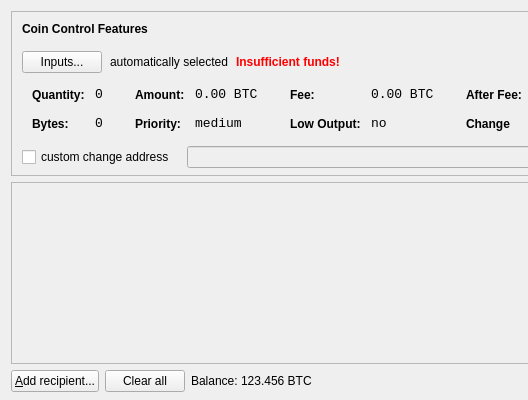
Old version of the form src/qt/forms/sendcoinsdialog.ui in the repository Peerunity/Peerunity; both pictures show x 0 to 528 and y 0 to 400 of the 850 by 400 pixel window.
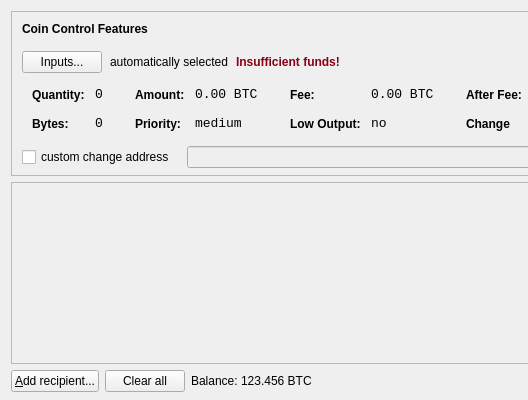
New version of the form. Icons and pictures are not drawn.

Commit message:
Created Peerunity Theme.  Contains new icons, modification to global color constants, and some edits to bitcoingui.ccp to load the stylesheets and new fonts.  Packaged with WeblySleek UI Normal font and Font Awesome icons.
Updated QSS and Changed Toolbar Properties

Updating Overview Page

Finished OverviewPage, changed some icons.

Packaged and applied a global font. Started on Sendcoinsdialog

More icon replacements, skin tables, and more controls.

```diff
--- a/src/qt/forms/sendcoinsdialog.ui
+++ b/src/qt/forms/sendcoinsdialog.ui
@@ -39,7 +39,7 @@
      </property>
      <layout class="QVBoxLayout" name="verticalLayoutCoinControl2">
       <property name="spacing">
-       <number>-1</number>
+       <number>6</number>
       </property>
       <property name="leftMargin">
        <number>0</number>
@@ -130,7 +130,7 @@
              </font>
             </property>
             <property name="styleSheet">
-             <string notr="true">color:red;font-weight:bold;</string>
+             <string notr="true">color:#880015;</string>
             </property>
             <property name="text">
              <string>Insufficient funds!</string>
```
Left out of the diff: 26 changed lines with no effect on the pictures. The commit also changes 23 other files.
